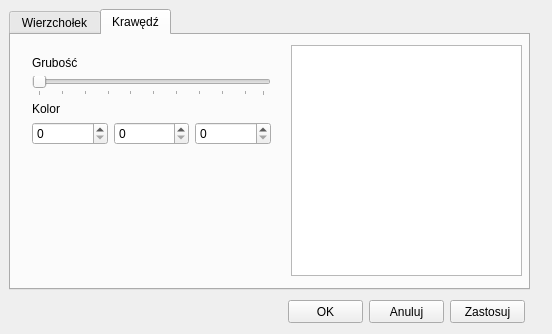
Above: MainWindow/GraphShapeDialog.ui from Forczu/Visualization-of-Flow-Network-Algorithms before the change. Below: the same form after it.
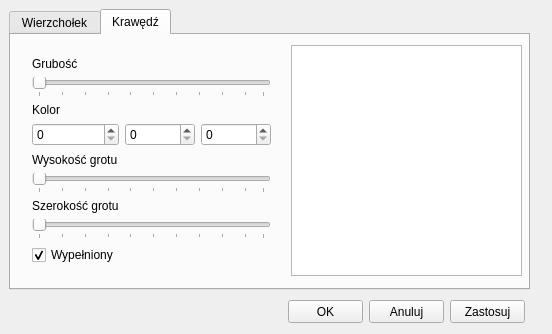
That is the form after the change.

Patch:
```diff
--- a/MainWindow/GraphShapeDialog.ui
+++ b/MainWindow/GraphShapeDialog.ui
@@ -229,7 +229,7 @@
        <x>10</x>
        <y>10</y>
        <width>261</width>
-       <height>111</height>
+       <height>231</height>
       </rect>
      </property>
      <layout class="QGridLayout" name="gridLayout_4">
@@ -306,6 +306,86 @@
         </property>
        </widget>
       </item>
+      <item row="4" column="0" colspan="3">
+       <widget class="QLabel" name="headWidthLabel">
+        <property name="text">
+         <string>Wysokość grotu</string>
+        </property>
+       </widget>
+      </item>
+      <item row="5" column="0" colspan="3">
+       <widget class="QSlider" name="headWidthSlider">
+        <property name="minimum">
+         <number>1</number>
+        </property>
+        <property name="maximum">
+         <number>50</number>
+        </property>
+        <property name="singleStep">
+         <number>1</number>
+        </property>
+        <property name="pageStep">
+         <number>10</number>
+        </property>
+        <property name="value">
+         <number>1</number>
+        </property>
+        <property name="orientation">
+         <enum>Qt::Horizontal</enum>
+        </property>
+        <property name="tickPosition">
+         <enum>QSlider::TicksBelow</enum>
+        </property>
+        <property name="tickInterval">
+         <number>5</number>
+        </property>
+       </widget>
+      </item>
+      <item row="7" column="0" colspan="3">
+       <widget class="QSlider" name="headHeightSlider">
+        <property name="minimum">
+         <number>1</number>
+        </property>
+        <property name="maximum">
+         <number>50</number>
+        </property>
+        <property name="singleStep">
+         <number>1</number>
+        </property>
+        <property name="pageStep">
+         <number>10</number>
+        </property>
+        <property name="value">
+         <number>1</number>
+        </property>
+        <property name="orientation">
+         <enum>Qt::Horizontal</enum>
+        </property>
+        <property name="tickPosition">
+         <enum>QSlider::TicksBelow</enum>
+        </property>
+        <property name="tickInterval">
+         <number>5</number>
+        </property>
+       </widget>
+      </item>
+      <item row="6" column="0" colspan="3">
+       <widget class="QLabel" name="headHeightLabel">
+        <property name="text">
+         <string>Szerokość grotu</string>
+        </property>
+       </widget>
+      </item>
+      <item row="8" column="0">
+       <widget class="QCheckBox" name="filledHeadCheckbox">
+        <property name="text">
+         <string>Wypełniony</string>
+        </property>
+        <property name="checked">
+         <bool>true</bool>
+        </property>
+       </widget>
+      </item>
      </layout>
     </widget>
    </widget>
```
